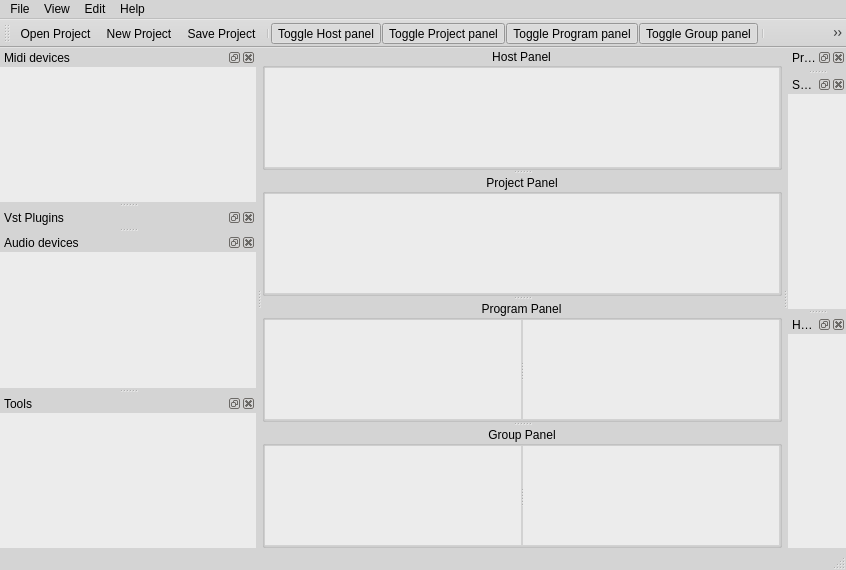
Old version of the form src/vstboard/mainwindow.ui in the repository rbarreiros/vstboard.
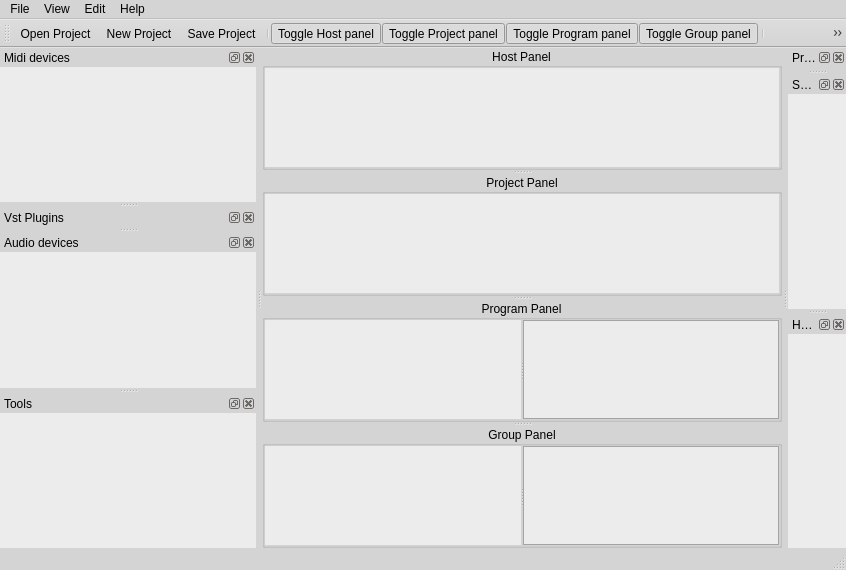
New version of the form. Icons and pictures are not drawn. Custom widgets are drawn as their Qt base class.

```diff
--- a/src/vstboard/mainwindow.ui
+++ b/src/vstboard/mainwindow.ui
@@ -287,12 +287,6 @@
              <verstretch>0</verstretch>
             </sizepolicy>
            </property>
-           <property name="acceptDrops">
-            <bool>true</bool>
-           </property>
-           <property name="frameShape">
-            <enum>QFrame::NoFrame</enum>
-           </property>
            <property name="editTriggers">
             <set>QAbstractItemView::NoEditTriggers</set>
            </property>
@@ -362,12 +356,6 @@
              <verstretch>0</verstretch>
             </sizepolicy>
            </property>
-           <property name="acceptDrops">
-            <bool>true</bool>
-           </property>
-           <property name="frameShape">
-            <enum>QFrame::NoFrame</enum>
-           </property>
            <property name="editTriggers">
             <set>QAbstractItemView::NoEditTriggers</set>
            </property>
```
